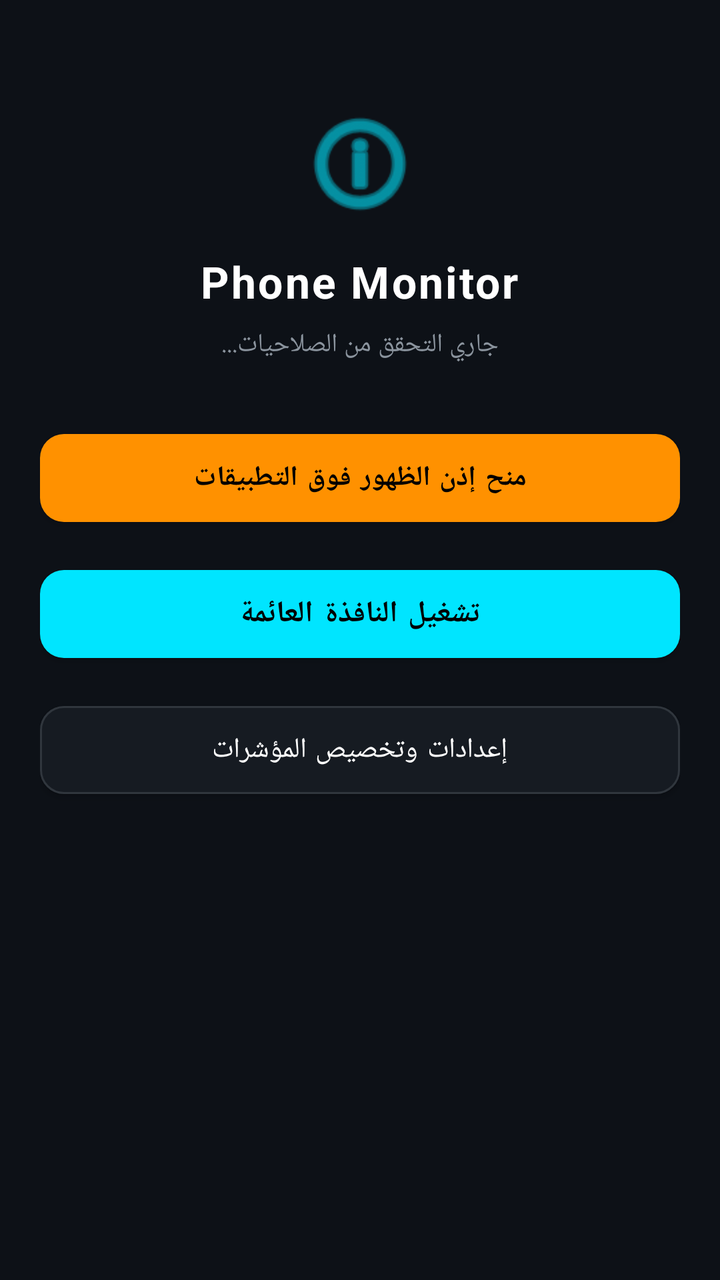
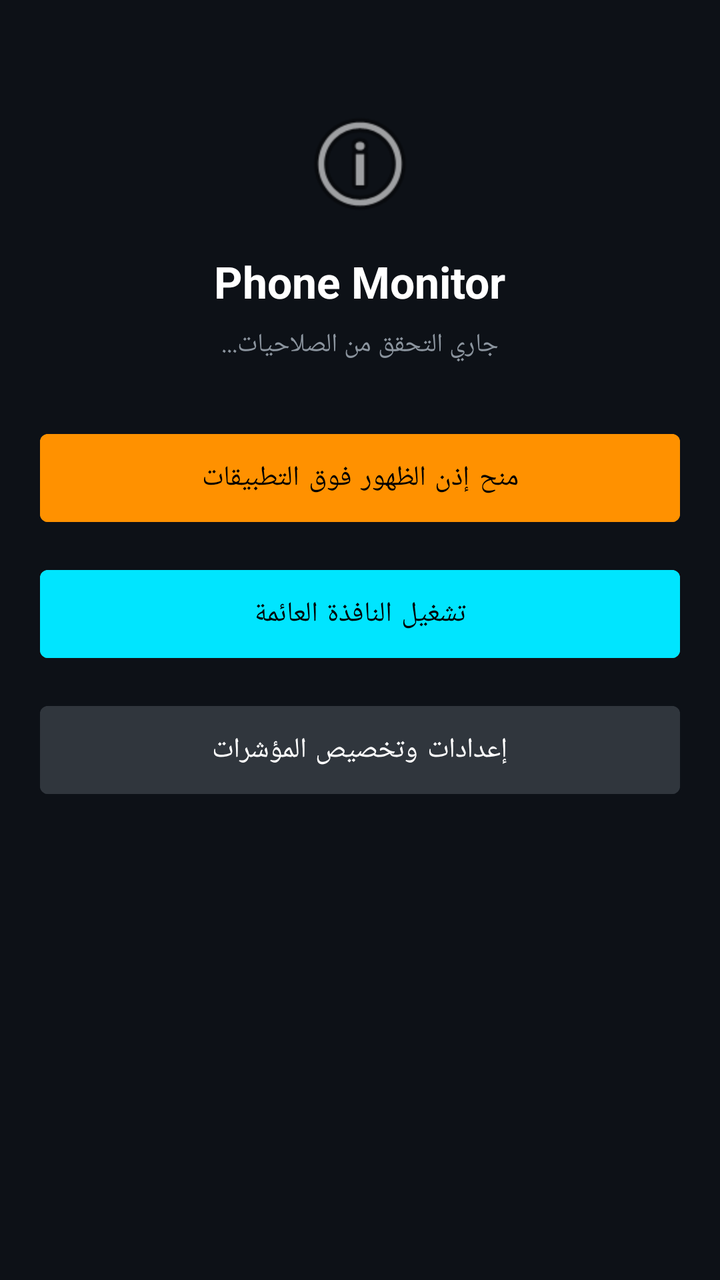

Before-and-after screenshots of an Android layout around one commit, followed by the original layout XML and the change that was made.
<!-- AndroidManifest.xml: application theme Theme.PhoneMonitor -->
<!-- res/layout/activity_main.xml -->
<?xml version="1.0" encoding="utf-8"?>
<LinearLayout xmlns:android="http://schemas.android.com/apk/res/android"
    xmlns:app="http://schemas.android.com/apk/res-auto"
    android:layout_width="match_parent"
    android:layout_height="match_parent"
    android:orientation="vertical"
    android:background="@color/bg_dark"
    android:padding="20dp"
    android:gravity="center_horizontal">

    <ImageView
        android:layout_width="64dp"
        android:layout_height="64dp"
        android:layout_marginTop="30dp"
        android:layout_marginBottom="12dp"
        android:src="@android:drawable/ic_menu_info_details"
        app:tint="@color/neon_cyan" />

    <TextView
        android:layout_width="wrap_content"
        android:layout_height="wrap_content"
        android:text="Phone Monitor"
        android:textColor="@color/white"
        android:textSize="22sp"
        android:textStyle="bold"
        android:letterSpacing="0.05" />

    <TextView
        android:id="@+id/tvStatus"
        android:layout_width="wrap_content"
        android:layout_height="wrap_content"
        android:layout_marginTop="8dp"
        android:layout_marginBottom="30dp"
        android:text="جاري التحقق من الصلاحيات..."
        android:textColor="@color/text_secondary"
        android:textSize="13sp" />

    
    <com.google.android.material.button.MaterialButton
        android:id="@+id/btnPermission"
        android:layout_width="match_parent"
        android:layout_height="56dp"
        android:layout_marginBottom="12dp"
        android:text="منح إذن الظهور فوق التطبيقات"
        android:textColor="@color/black"
        android:textSize="14sp"
        android:textStyle="bold"
        app:backgroundTint="@color/neon_orange"
        app:cornerRadius="12dp" />

    
    <com.google.android.material.button.MaterialButton
        android:id="@+id/btnToggleService"
        android:layout_width="match_parent"
        android:layout_height="56dp"
        android:layout_marginBottom="12dp"
        android:text="تشغيل النافذة العائمة"
        android:textColor="@color/black"
        android:textSize="15sp"
        android:textStyle="bold"
        app:backgroundTint="@color/neon_cyan"
        app:cornerRadius="12dp" />

    
    <com.google.android.material.button.MaterialButton
        android:id="@+id/btnOpenSettings"
        android:layout_width="match_parent"
        android:layout_height="56dp"
        android:text="إعدادات وتخصيص المؤشرات"
        android:textColor="@color/white"
        android:textSize="14sp"
        app:backgroundTint="@color/card_dark"
        app:strokeColor="@color/card_stroke"
        app:strokeWidth="1dp"
        app:cornerRadius="12dp" />

</LinearLayout>
<!-- resources referenced by this layout -->
<resources>
  <color name="bg_dark">#0D1117</color>
  <color name="black">#FF000000</color>
  <color name="card_dark">#161B22</color>
  <color name="card_stroke">#30363D</color>
  <color name="neon_cyan">#00E5FF</color>
  <color name="neon_orange">#FF9100</color>
  <color name="text_secondary">#8B949E</color>
  <color name="white">#FFFFFFFF</color>
  <style name="Theme.PhoneMonitor" parent="Theme.MaterialComponents.DayNight.NoActionBar">
          <item name="colorPrimary">@color/primary</item>
          <item name="colorPrimaryVariant">@color/primary_dark</item>
          <item name="colorOnPrimary">@color/white</item>
          <item name="colorSecondary">@color/neon_cyan</item>
          <item name="colorSecondaryVariant">@color/teal_700</item>
          <item name="colorOnSecondary">@color/black</item>
          <item name="android:statusBarColor">@color/bg_dark</item>
          <item name="android:windowBackground">@color/bg_dark</item>
      </style>
  <color name="primary">#00E5FF</color>
  <color name="primary_dark">#00B0FF</color>
  <color name="teal_700">#FF018786</color>
</resources>

<!-- the commit's change to res/layout/activity_main.xml (unified diff, before → after) -->
@@ -1,10 +1,9 @@
 <?xml version="1.0" encoding="utf-8"?>
 <LinearLayout xmlns:android="http://schemas.android.com/apk/res/android"
-    xmlns:app="http://schemas.android.com/apk/res-auto"
     android:layout_width="match_parent"
     android:layout_height="match_parent"
     android:orientation="vertical"
-    android:background="@color/bg_dark"
+    android:background="#0D1117"
     android:padding="20dp"
     android:gravity="center_horizontal">
 
@@ -13,17 +12,15 @@
         android:layout_height="64dp"
         android:layout_marginTop="30dp"
         android:layout_marginBottom="12dp"
-        android:src="@android:drawable/ic_menu_info_details"
-        app:tint="@color/neon_cyan" />
+        android:src="@android:drawable/ic_menu_info_details" />
 
     <TextView
         android:layout_width="wrap_content"
         android:layout_height="wrap_content"
         android:text="Phone Monitor"
-        android:textColor="@color/white"
+        android:textColor="#FFFFFF"
         android:textSize="22sp"
-        android:textStyle="bold"
-        android:letterSpacing="0.05" />
+        android:textStyle="bold" />
 
     <TextView
         android:id="@+id/tvStatus"
@@ -32,46 +29,33 @@
         android:layout_marginTop="8dp"
         android:layout_marginBottom="30dp"
         android:text="جاري التحقق من الصلاحيات..."
-        android:textColor="@color/text_secondary"
+        android:textColor="#8B949E"
         android:textSize="13sp" />
 
-    
-    <com.google.android.material.button.MaterialButton
+    <Button
         android:id="@+id/btnPermission"
         android:layout_width="match_parent"
         android:layout_height="56dp"
         android:layout_marginBottom="12dp"
         android:text="منح إذن الظهور فوق التطبيقات"
-        android:textColor="@color/black"
-        android:textSize="14sp"
-        android:textStyle="bold"
-        app:backgroundTint="@color/neon_orange"
-        app:cornerRadius="12dp" />
+        android:textColor="#000000"
+        android:backgroundTint="#FF9100" />
 
-    
-    <com.google.android.material.button.MaterialButton
+    <Button
         android:id="@+id/btnToggleService"
         android:layout_width="match_parent"
         android:layout_height="56dp"
         android:layout_marginBottom="12dp"
         android:text="تشغيل النافذة العائمة"
-        android:textColor="@color/black"
-        android:textSize="15sp"
-        android:textStyle="bold"
-        app:backgroundTint="@color/neon_cyan"
-        app:cornerRadius="12dp" />
+        android:textColor="#000000"
+        android:backgroundTint="#00E5FF" />
 
-    
-    <com.google.android.material.button.MaterialButton
+    <Button
         android:id="@+id/btnOpenSettings"
         android:layout_width="match_parent"
         android:layout_height="56dp"
         android:text="إعدادات وتخصيص المؤشرات"
-        android:textColor="@color/white"
-        android:textSize="14sp"
-        app:backgroundTint="@color/card_dark"
-        app:strokeColor="@color/card_stroke"
-        app:strokeWidth="1dp"
-        app:cornerRadius="12dp" />
+        android:textColor="#FFFFFF"
+        android:backgroundTint="#30363D" />
 
 </LinearLayout>
<!-- resource entries referenced after the edit -->
@@ -2,11 +2,7 @@
 <resources>
   <color name="bg_dark">#0D1117</color>
   <color name="black">#FF000000</color>
-  <color name="card_dark">#161B22</color>
-  <color name="card_stroke">#30363D</color>
   <color name="neon_cyan">#00E5FF</color>
-  <color name="neon_orange">#FF9100</color>
-  <color name="text_secondary">#8B949E</color>
   <color name="white">#FFFFFFFF</color>
   <style name="Theme.PhoneMonitor" parent="Theme.MaterialComponents.DayNight.NoActionBar">
           <item name="colorPrimary">@color/primary</item>
